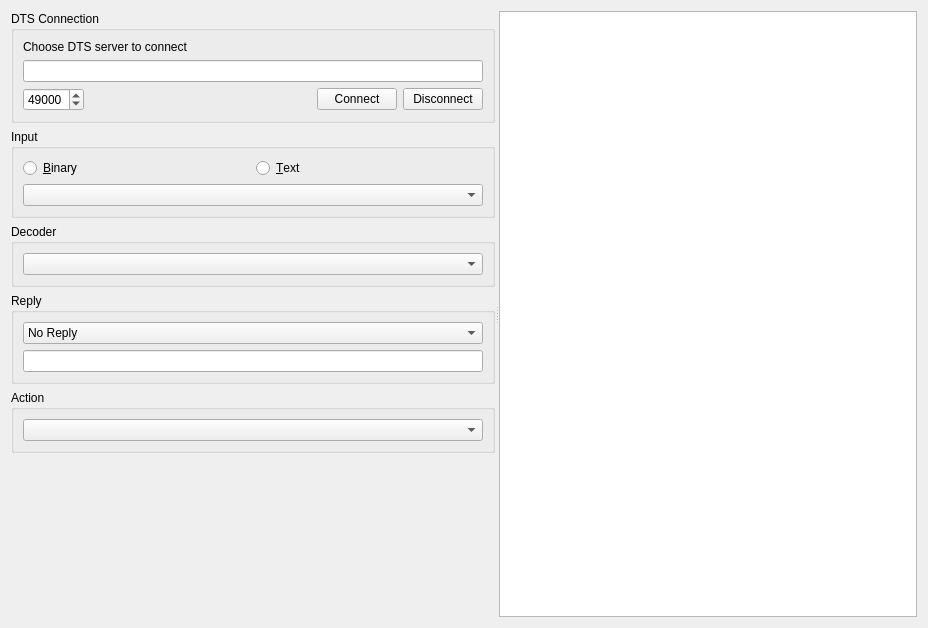
This is PortListener/dtsconnect.ui in khomchenkovaa/PortListener as Qt 5 draws it before an edit. The edited form follows.
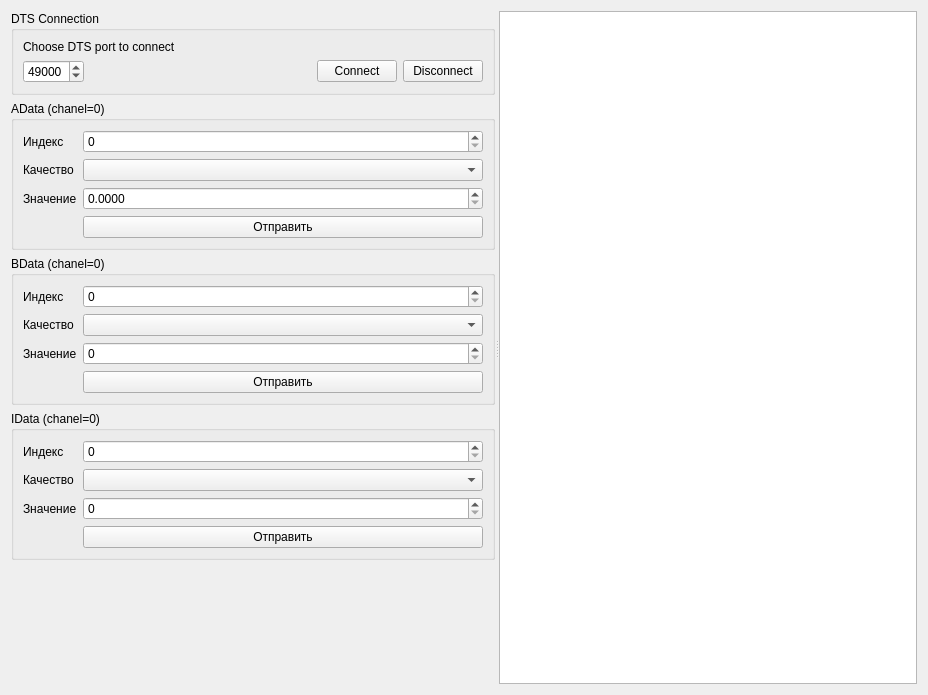
This is the edited form.

Commit message: [ADD] dts: send A, B, I values

```diff
--- a/PortListener/dtsconnect.ui
+++ b/PortListener/dtsconnect.ui
@@ -7,13 +7,13 @@
     <x>0</x>
     <y>0</y>
     <width>928</width>
-    <height>628</height>
+    <height>695</height>
    </rect>
   </property>
   <property name="windowTitle">
    <string>Tcp Client</string>
   </property>
-  <layout class="QVBoxLayout" name="verticalLayout_6">
+  <layout class="QVBoxLayout" name="verticalLayout_3">
    <item>
     <widget class="QSplitter" name="splitter">
      <property name="orientation">
@@ -30,13 +30,10 @@
           <item>
            <widget class="QLabel" name="lblConnection">
             <property name="text">
-             <string>Choose DTS server to connect</string>
+             <string>Choose DTS port to connect</string>
             </property>
            </widget>
           </item>
-          <item>
-           <widget class="QLineEdit" name="editHost"/>
-          </item>
           <item>
            <layout class="QHBoxLayout" name="horizontalLayout">
             <item>
@@ -85,96 +82,184 @@
         </widget>
        </item>
        <item>
-        <widget class="QGroupBox" name="boxInput">
+        <widget class="QGroupBox" name="boxAData">
+         <property name="sizePolicy">
+          <sizepolicy hsizetype="Preferred" vsizetype="Maximum">
+           <horstretch>0</horstretch>
+           <verstretch>0</verstretch>
+          </sizepolicy>
+         </property>
          <property name="title">
-          <string>Input</string>
+          <string>AData (chanel=0)</string>
          </property>
-         <layout class="QVBoxLayout" name="verticalLayout_2">
-          <item>
-           <layout class="QHBoxLayout" name="horizontalLayout_2">
-            <item>
-             <widget class="QRadioButton" name="rbBinary">
+         <layout class="QFormLayout" name="formLayoutAData">
+          <item row="0" column="0">
+           <widget class="QLabel" name="lblAIdx">
               <property name="text">
-               <string>&amp;Binary</string>
+             <string>Индекс</string>
               </property>
              </widget>
             </item>
-            <item>
-             <widget class="QRadioButton" name="rbText">
+          <item row="0" column="1">
+           <widget class="QSpinBox" name="spinAIdx">
+            <property name="maximum">
+             <number>4999</number>
+            </property>
+           </widget>
+          </item>
+          <item row="1" column="0">
+           <widget class="QLabel" name="lblAQuality">
               <property name="text">
-               <string>&amp;Text</string>
+             <string>Качество</string>
               </property>
              </widget>
             </item>
-           </layout>
+          <item row="1" column="1">
+           <widget class="QComboBox" name="cmbAQuality"/>
           </item>
-          <item>
-           <widget class="QComboBox" name="cmbCodec"/>
+          <item row="2" column="0">
+           <widget class="QLabel" name="lblAValue">
+            <property name="text">
+             <string>Значение</string>
+            </property>
+           </widget>
           </item>
-         </layout>
-        </widget>
-       </item>
-       <item>
-        <widget class="QGroupBox" name="boxDecoder">
-         <property name="title">
-          <string>Decoder</string>
-         </property>
-         <layout class="QVBoxLayout" name="verticalLayoutDecoder">
-          <item>
-           <widget class="QComboBox" name="cmbDecoder"/>
+          <item row="2" column="1">
+           <widget class="QDoubleSpinBox" name="doubleAValue">
+            <property name="decimals">
+             <number>4</number>
+            </property>
+            <property name="maximum">
+             <double>9999.999900000000707</double>
+            </property>
+           </widget>
+          </item>
+          <item row="3" column="1">
+           <widget class="QPushButton" name="btnASend">
+            <property name="text">
+             <string>Отправить</string>
+            </property>
+           </widget>
           </item>
          </layout>
         </widget>
        </item>
        <item>
-        <widget class="QGroupBox" name="boxReply">
+        <widget class="QGroupBox" name="boxBData">
+         <property name="sizePolicy">
+          <sizepolicy hsizetype="Preferred" vsizetype="Maximum">
+           <horstretch>0</horstretch>
+           <verstretch>0</verstretch>
+          </sizepolicy>
+         </property>
          <property name="title">
-          <string>Reply</string>
+          <string>BData (chanel=0)</string>
          </property>
-         <layout class="QVBoxLayout" name="verticalLayout_3">
-          <item>
-           <widget class="QComboBox" name="cmbReplyType">
-            <item>
+         <layout class="QFormLayout" name="formLayoutBData">
+          <item row="0" column="0">
+           <widget class="QLabel" name="lblBIdx">
              <property name="text">
-              <string>No Reply</string>
-             </property>
-            </item>
-            <item>
+             <string>Индекс</string>
+            </property>
+           </widget>
+          </item>
+          <item row="0" column="1">
+           <widget class="QSpinBox" name="spinBIdx">
+            <property name="maximum">
+             <number>4999</number>
+            </property>
+           </widget>
+          </item>
+          <item row="1" column="0">
+           <widget class="QLabel" name="lblBQuality">
              <property name="text">
-              <string>Echo Reply</string>
-             </property>
-            </item>
-            <item>
+             <string>Качество</string>
+            </property>
+           </widget>
+          </item>
+          <item row="1" column="1">
+           <widget class="QComboBox" name="cmbBQuality"/>
+          </item>
+          <item row="2" column="0">
+           <widget class="QLabel" name="lblBValue">
              <property name="text">
-              <string>Predefined Text</string>
-             </property>
-            </item>
-            <item>
+             <string>Значение</string>
+            </property>
+           </widget>
+          </item>
+          <item row="2" column="1">
+           <widget class="QSpinBox" name="spinBValue">
+            <property name="maximum">
+             <number>1</number>
+            </property>
+           </widget>
+          </item>
+          <item row="3" column="1">
+           <widget class="QPushButton" name="btnBSend">
              <property name="text">
-              <string>Predefined Binary</string>
-             </property>
-            </item>
+             <string>Отправить</string>
+            </property>
+           </widget>
+          </item>
+         </layout>
+        </widget>
+       </item>
             <item>
+        <widget class="QGroupBox" name="boxIData">
+         <property name="sizePolicy">
+          <sizepolicy hsizetype="Preferred" vsizetype="Maximum">
+           <horstretch>0</horstretch>
+           <verstretch>0</verstretch>
+          </sizepolicy>
+         </property>
+         <property name="title">
+          <string>IData (chanel=0)</string>
+         </property>
+         <layout class="QFormLayout" name="formLayoutIData">
+          <item row="0" column="0">
+           <widget class="QLabel" name="lblIIdx">
              <property name="text">
-              <string>Defined by Action</string>
-             </property>
-            </item>
+             <string>Индекс</string>
+            </property>
+           </widget>
+          </item>
+          <item row="0" column="1">
+           <widget class="QSpinBox" name="spinIIdx">
+            <property name="maximum">
+             <number>4999</number>
+            </property>
            </widget>
           </item>
-          <item>
-           <widget class="QLineEdit" name="editReply"/>
+          <item row="1" column="0">
+           <widget class="QLabel" name="lblIQuality">
+            <property name="text">
+             <string>Качество</string>
+            </property>
+           </widget>
           </item>
-         </layout>
-        </widget>
-       </item>
-       <item>
-        <widget class="QGroupBox" name="boxAction">
-         <property name="title">
-          <string>Action</string>
-         </property>
-         <layout class="QVBoxLayout" name="verticalLayout_4">
-          <item>
-           <widget class="QComboBox" name="cmbHandler"/>
+          <item row="1" column="1">
+           <widget class="QComboBox" name="cmbIQuality"/>
+          </item>
+          <item row="2" column="0">
+           <widget class="QLabel" name="lblIValue">
+            <property name="text">
+             <string>Значение</string>
+            </property>
+           </widget>
+          </item>
+          <item row="2" column="1">
+           <widget class="QSpinBox" name="spinIValue">
+            <property name="maximum">
+             <number>9999</number>
+            </property>
+           </widget>
+          </item>
+          <item row="3" column="1">
+           <widget class="QPushButton" name="btnISend">
+            <property name="text">
+             <string>Отправить</string>
+            </property>
+           </widget>
           </item>
          </layout>
         </widget>
```
Left out of the diff: 2 changed lines with no effect on the pictures. Lines whose indentation alone changed are shown as unchanged. The commit also changes 2 other files.
